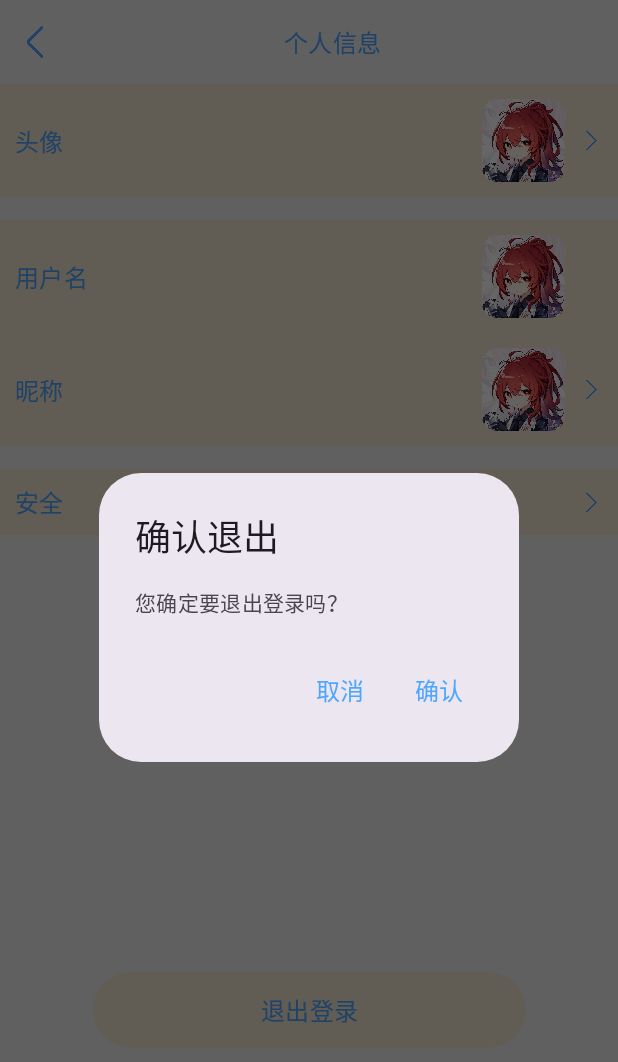
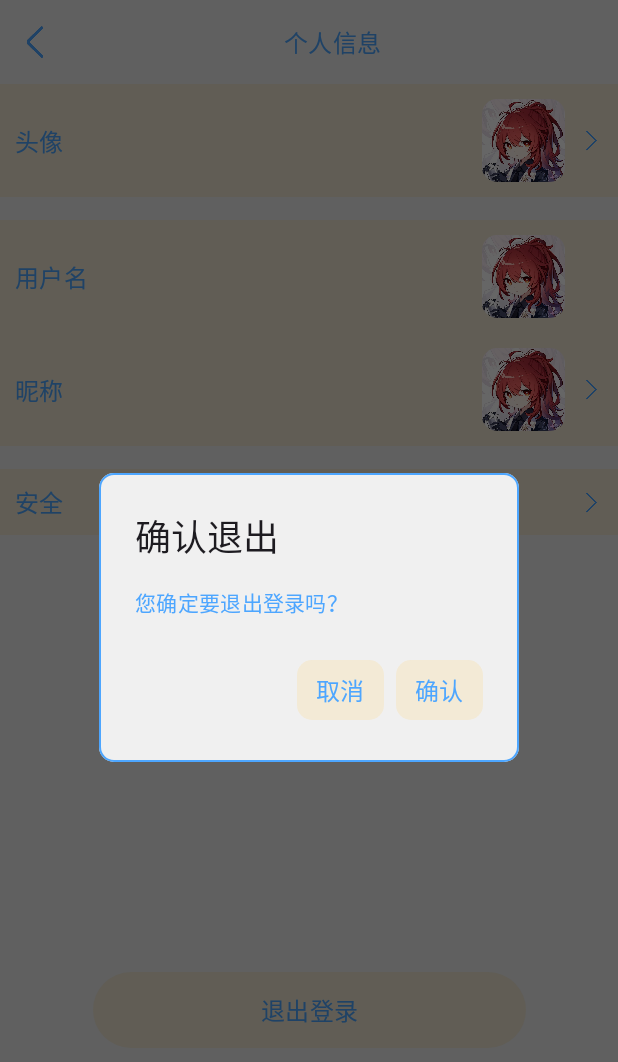
Before and after one commit to JustinMoFeng/WallRose, an Android app built with Jetpack Compose: the ProfileDetailPage screen opened through its navigation route, after a tap on "退出登录", on a phone screen of 412 x 824 dp. Shown: the top 1062 px of the screen. Run offline under Robolectric (Android 15) with nearby library versions, the phone set to English and light mode, and no system bars; libraries missing offline, so code that uses them is left out: com.live2d.sdk, com.qweather.sdk; pictures from the network do not load; 6 statements that could not run were skipped.

Commit message:
feat: change color scheme of AlertDialog

```diff
--- a/app/src/main/java/com/shingekinokyojin/wallrose/ui/composables/profile/ProfileDetailPage.kt
+++ b/app/src/main/java/com/shingekinokyojin/wallrose/ui/composables/profile/ProfileDetailPage.kt
@@ -7,6 +7,7 @@ import androidx.activity.compose.rememberLauncherForActivityResult
 import androidx.activity.result.contract.ActivityResultContracts
 import androidx.compose.foundation.Image
 import androidx.compose.foundation.background
+import androidx.compose.foundation.border
 import androidx.compose.foundation.clickable
 import androidx.compose.foundation.layout.Column
 import androidx.compose.foundation.layout.Row
@@ -130,7 +131,12 @@ fun ProfileDetailBody(
                             showDialog = false
                             SharedPreferencesManager.deleteToken()
                             navController.navigate(RouteConfig.ROUTE_LOGIN)
-                        }
+                        },
+                        colors = ButtonDefaults.textButtonColors(
+                            containerColor = MaterialTheme.colorScheme.secondary,
+                            contentColor = MaterialTheme.colorScheme.tertiary
+                        ),
+                        shape = RoundedCornerShape(10.dp)
                     ) {
                         Text(
                             "确认",
@@ -143,14 +149,27 @@ fun ProfileDetailBody(
                     TextButton(
                         onClick = {
                             showDialog = false
-                        }
+                        },
+                        colors = ButtonDefaults.textButtonColors(
+                            containerColor = MaterialTheme.colorScheme.secondary,
+                            contentColor = MaterialTheme.colorScheme.tertiary
+                        ),
+                        shape = RoundedCornerShape(10.dp)
                     ) {
                         Text("取消",
                             style = MaterialTheme.typography.titleMedium,
-                            color = MaterialTheme.colorScheme.tertiary
                         )
                     }
-                }
+                },
+                containerColor = MaterialTheme.colorScheme.primary,
+                textContentColor = MaterialTheme.colorScheme.tertiary,
+                shape = RoundedCornerShape(10.dp),
+                modifier = Modifier
+                    .border(
+                        width = 1.dp,
+                        color = MaterialTheme.colorScheme.onSecondary,
+                        shape = RoundedCornerShape(10.dp)
+                    )
             )
         }
 
```
Also changed, not shown: app/src/main/java/com/shingekinokyojin/wallrose/ui/composables/authenticate/LoginPage.kt (+6 -4 lines), app/src/main/java/com/shingekinokyojin/wallrose/ui/composables/authenticate/RegisterPage.kt (+9 -6 lines), app/src/main/java/com/shingekinokyojin/wallrose/ui/composables/chat/ChatPage.kt (+20 -2 lines), app/src/main/java/com/shingekinokyojin/wallrose/ui/composables/profile/ProfileModificationPage.kt (+6 -4 lines), app/src/main/java/com/shingekinokyojin/wallrose/ui/composables/profile/ProfilePage.kt (+7 -7 lines).
